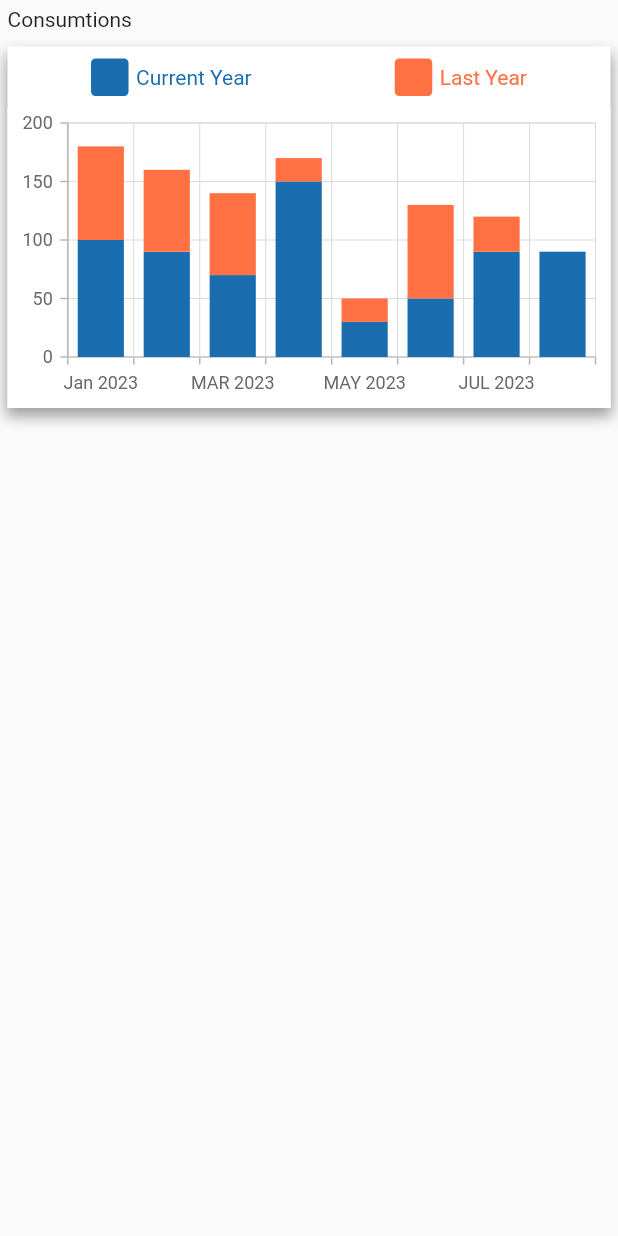
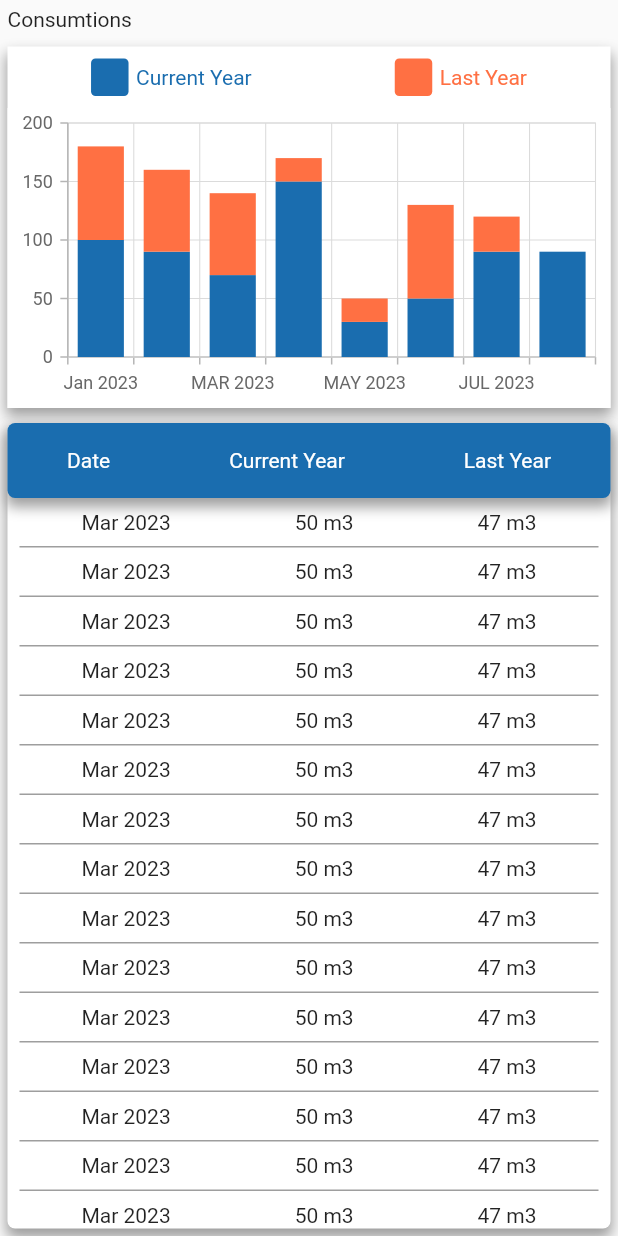
Before and after one commit to DevMahmoudElattar/FlutterEdams, a Flutter app: the ConsumSC screen opened directly, on a phone screen of 412 x 824 dp. Run offline on Flutter 3.47's test engine with Material 2 defaults, Android fonts, the phone set to English and light mode, and no system bars; our stand-ins replace bloc, cloud_firestore, equatable, firebase_core, firebase_messaging, flutter_bloc and 4 more; missing offline and left inert: dart:ffi; accounts and stored records are empty; generated files the repository leaves out were written again; Roboto replaces fonts that are missing (Cairo); key blocks and very long unbroken strings in the code were emptied for the run.

Commit message:
Finished Consumtion Types SC

```diff
--- a/lib/main.dart
+++ b/lib/main.dart
@@ -80,7 +80,6 @@ Future<void> main() async {
 }
 
 //flutterLocalNotificationsPlugin
-
 void requestPermission() async {
   FirebaseMessaging messaging = FirebaseMessaging.instance;
   NotificationSettings settings = await messaging.requestPermission(
--- a/lib/presenter/ConsumpScreen/ConsumSC.dart
+++ b/lib/presenter/ConsumpScreen/ConsumSC.dart
@@ -89,11 +89,78 @@ class ConsumSC extends StatelessWidget {
                     SizedBox(
                       height: 200,
                       child: ChartData(),
-                    )
+                    ),
+
                   ],
                 ),
               ),
             ),
+            Expanded(
+              child: Padding(
+                padding: const EdgeInsets.all(5.0),
+                child: Container(
+                  decoration: const BoxDecoration(
+                    borderRadius: BorderRadius.all(Radius.circular(5)),
+                      color: Colors.white,
+                      boxShadow: [
+                    BoxShadow(
+                        color: Colors.grey,
+                        blurRadius: 7,
+                        spreadRadius: 1,
+                        offset: Offset(0, 5))
+                  ]),
+                  child: Column(
+                    children: [
+                      Container(
+                        decoration:  BoxDecoration(
+                            borderRadius: BorderRadius.all(Radius.circular(5)),
+                            color: ColorsVal.mainCardBG,
+                            boxShadow: [
+                              BoxShadow(
+                                  color: Colors.grey,
+                                  blurRadius: 7,
+                                  spreadRadius: 1,
+                                  offset: Offset(0, 5))
+                            ]),
+                        height: 50,
+                        child: Row(
+                          mainAxisAlignment: MainAxisAlignment.spaceAround,
+                          children:  const [
+                            Text("Date", style: TextStyle(color:  Colors.white),),
+                            Text("Current Year", style: TextStyle(color:  Colors.white),),
+                            Text("Last Year", style: TextStyle(color:  Colors.white),),
+                          ],
+                        ),
+                      ),
+                      Expanded(
+                        child: ListView.builder(itemCount: 50,itemBuilder: (BuildContext context , int idx){
+                         return Column(
+                           children: [
+                             Padding(
+                               padding: const EdgeInsets.all(8.0),
+                               child: Row(
+                                   mainAxisAlignment: MainAxisAlignment.spaceAround,
+                                 children: const [
+                                   Text("Mar 2023"),
+                                   Text("50 m3"),
+                                   Text("47 m3"),
+
+                                 ],
+                               ),
+                             ),
+                             const Padding(
+                               padding: EdgeInsets.symmetric(horizontal: 8.0),
+                               child: Divider(height: 1,thickness: 1,color: Colors.grey,),
+                             )
+                           ],
+                         );
+                        }),
+                      )
+                    ],
+                  ),
+                ),
+              ),
+            )
           ],
         ),
       ),
```
Also changed, not shown: 1 other file.
